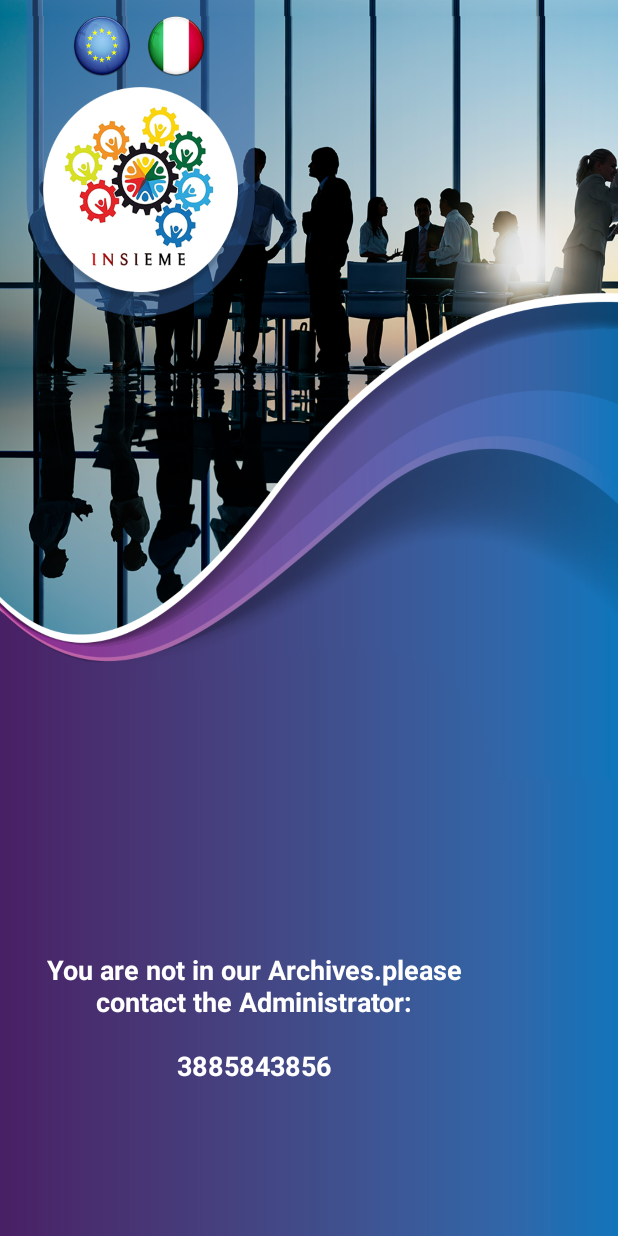
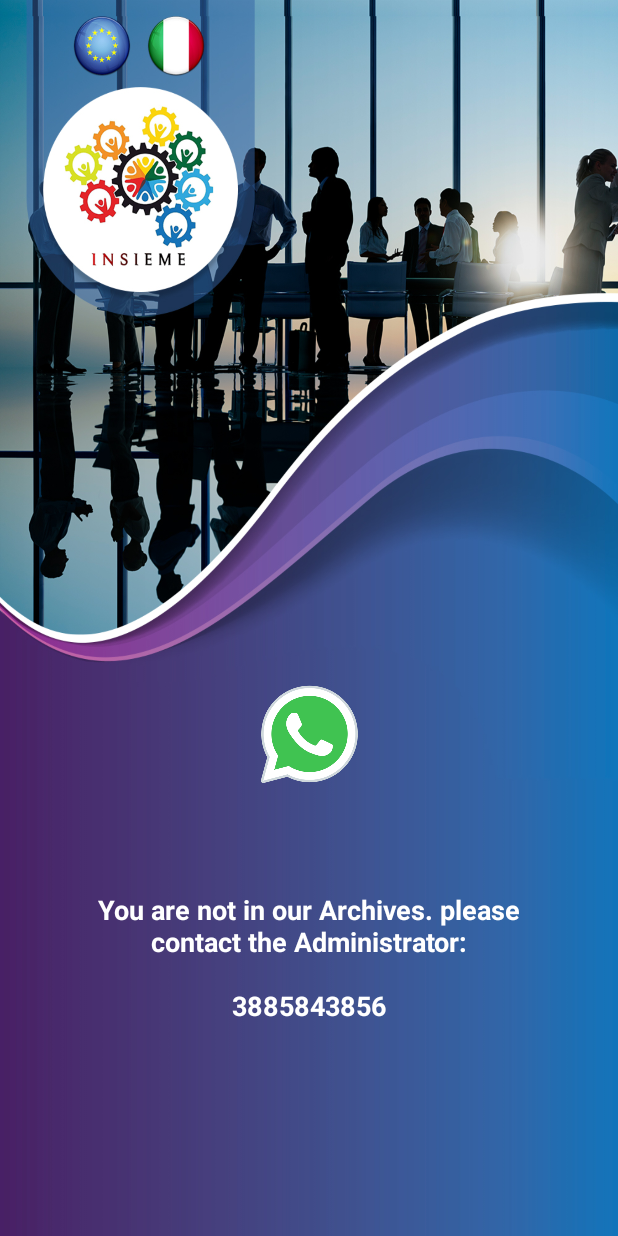
Before and after one commit to AbdulQaddoos/InsiemeItalia, an Android app: the RemInfo screen opened directly, with no data from a screen before it, on a phone screen of 412 x 824 dp. Run offline under Robolectric (Android 15) with nearby library versions, the phone set to English and light mode, and no system bars.

Commit message:
add ahmed wtsp

```diff
--- a/app/src/main/java/com/insieme/RemInfo.java
+++ b/app/src/main/java/com/insieme/RemInfo.java
@@ -1,6 +1,10 @@
 package com.insieme;
 
+import android.content.Intent;
+import android.net.Uri;
 import android.os.Bundle;
+import android.view.View;
+import android.widget.ImageView;
 import android.widget.TextView;
 
 import androidx.appcompat.app.AppCompatActivity;
@@ -11,6 +15,7 @@ import com.insieme.manager.Person;
 public class RemInfo extends AppCompatActivity {
 
     TextView infoText;
+    ImageView wtsp;
     Person person;
 
     @Override
@@ -19,6 +24,7 @@ public class RemInfo extends AppCompatActivity {
         setContentView(R.layout.activity_rem_info);
 
         infoText = findViewById(R.id.rem_info);
+        wtsp = findViewById(R.id.wtsp);
         person = new Person();
 
         person.setCodice_fiscale(getIntent().getStringExtra("codice_fiscale"));
@@ -27,10 +33,17 @@ public class RemInfo extends AppCompatActivity {
         person.setStato_domanda(getIntent().getStringExtra("stato_domanda"));
 
         if(person.getCodice_fiscale() == null){
-            infoText.setText("You are not in our Archives.please contact the Administrator:\n\n3885843856");
+            infoText.setText("You are not in our Archives. please contact the Administrator:\n\n3885843856");
+            wtsp.setVisibility(View.VISIBLE);
         }
         else{
             infoText.setText(person.toString());
         }
     }
+
+    public void whatsapp(View view) {
+        Uri uri = Uri.parse("https://wa.me/message/O5TPHZC7HRRCP1");
+        Intent intent = new Intent(Intent.ACTION_VIEW, uri);
+        startActivity(intent);
+    }
 }
--- a/app/src/main/res/layout/activity_rem_info.xml
+++ b/app/src/main/res/layout/activity_rem_info.xml
@@ -11,18 +11,32 @@
 
     <TextView
         android:id="@+id/rem_info"
-        android:layout_width="339dp"
-        android:layout_height="340dp"
+        android:layout_width="343dp"
+        android:layout_height="419dp"
 
+        android:layout_marginBottom="0.5dp"
+        android:gravity="center"
         android:paddingTop="50dp"
-        android:gravity="center"
-        android:layout_marginBottom="0.5dp"
 
         android:textColor="#ffffff"
         android:textSize="18sp"
         android:textStyle="bold"
         app:layout_constraintBottom_toBottomOf="parent"
+        app:layout_constraintEnd_toEndOf="parent"
+        app:layout_constraintStart_toStartOf="parent"
         tools:ignore="MissingConstraints" />
+
+    <ImageView
+        android:id="@+id/wtsp"
+        android:layout_width="95dp"
+        android:layout_height="77dp"
+        android:layout_marginBottom="296dp"
+        android:onClick="whatsapp"
+        android:visibility="invisible"
+        app:layout_constraintBottom_toBottomOf="parent"
+        app:layout_constraintEnd_toEndOf="parent"
+        app:layout_constraintStart_toStartOf="parent"
+        app:srcCompat="@drawable/wtsp" />
 
 
 </androidx.constraintlayout.widget.ConstraintLayout>
```
Also changed, not shown: app/src/main/java/com/insieme/manager/Person.java (+4 -4 lines), app/src/main/res/layout/activity_rem.xml (+7 -8 lines), app/src/main/res/drawable/wtsp.png (added).
